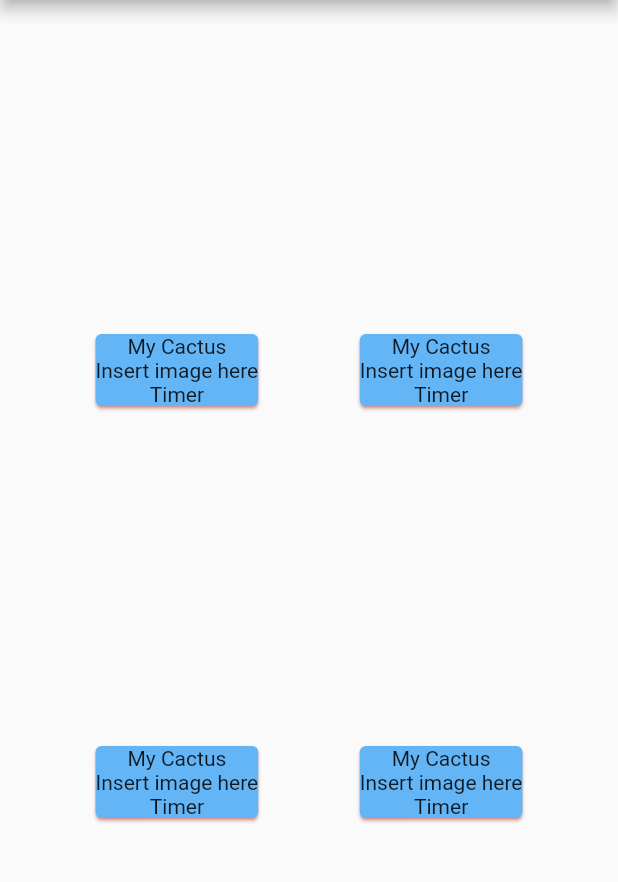
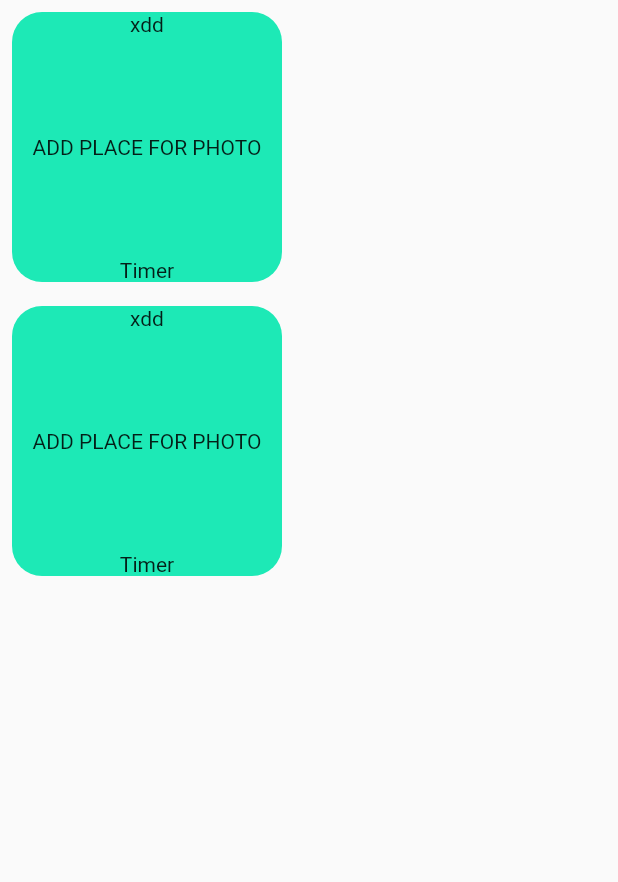
Before and after one commit to Petter1307/plant, a Flutter app: the PlantsPage screen opened by its route, on a phone screen of 412 x 824 dp, the part 84-966 px from its top. Run offline on Flutter 3.47's test engine with Material 2 defaults, Android fonts, the phone set to English and light mode, and no system bars.

Commit message:
Multiple changes with plant container. No better design

```diff
--- a/lib/plant_logic/Plants_page.dart
+++ b/lib/plant_logic/Plants_page.dart
@@ -4,35 +4,26 @@ import 'package:plantonizer/plant_logic/plant_card.dart';
 class PlantsPage extends StatelessWidget {
   const PlantsPage({ Key? key }) : super(key: key);
 
+// TODO Remake this page with drawers and grid design
+
+
   @override
   Widget build(BuildContext context) {
     return SafeArea(
       child: Scaffold(
         appBar: AppBar(
+          elevation: 0,
           title: Text("Plants page"),
           centerTitle: true,
         ),
         body: Column(
-          crossAxisAlignment: CrossAxisAlignment.stretch,
-          mainAxisAlignment: MainAxisAlignment.spaceEvenly,
+          mainAxisSize: MainAxisSize.min,
           children: [
-            Row(
-              mainAxisAlignment: MainAxisAlignment.spaceEvenly,
-              children: [
-                PlantCard(),
-                PlantCard(),
-              ],
-            ),
-          Row(
-              mainAxisAlignment: MainAxisAlignment.spaceEvenly,
-              children: [
-                PlantCard(),
-                PlantCard(),
-              ],
-            ),
+            PlantCard(),
+            PlantCard(),
           ],
         ),
-      ),
-    );
+        ),
+      );
   }
 }
--- a/lib/plant_logic/plant_card.dart
+++ b/lib/plant_logic/plant_card.dart
@@ -1,5 +1,6 @@
 import 'package:flutter/material.dart';
 import 'package:plantonizer/plant_logic/plant_class.dart';
+
 
 
 class PlantCard extends StatefulWidget {
@@ -9,30 +10,123 @@ class PlantCard extends StatefulWidget {
   _PlantCardState createState() => _PlantCardState();
 }
 class _PlantCardState extends State<PlantCard> {
+
+  final int cd = 12; // to be changed later with plant class object
+
   @override
   Widget build(BuildContext context) {
-    return Card(
+    return Padding(
+      padding: const EdgeInsets.all(8.0),
+      child: Container(
+                  height: 180,
+                  width: 180,
+                  decoration: BoxDecoration(
+                    borderRadius: BorderRadius.circular(20),
+                    color: Colors.tealAccent[400],
+                    ),
+                  child: InkWell(
+                    onTap: () {
+                      print("xd");
+                    },
+                    child: Column(
+                      crossAxisAlignment: CrossAxisAlignment.center, // centered everyting.
+                      mainAxisAlignment: MainAxisAlignment.spaceBetween, // spaced equaly on the vertical axys
+                      children: const [
+                        Text("xdd"),
+                        Text("ADD PLACE FOR PHOTO"),
+                        Text("Timer"),
+                      ],
+                    ),
+                  ),
+                  ),
+    );
+  }
+}
+
+// TODO Make tealAccent 400 as main collor. Set as backgroud a lighter version of it.
+// TODO Find a collor for the background of the container.
+// TODO Return to container with a InkWell child and Column child to InkWell.
+/*// Code bellow doesn`t work as intended.
+Hero(
+        tag:cd ,
+        child: Card(
+          clipBehavior: Clip.antiAlias,
+          child: InkWell(
+            onTap: () {
+              print("xd");
+            },
+            child: Column(
+              crossAxisAlignment: CrossAxisAlignment.center,
+              mainAxisAlignment: MainAxisAlignment.spaceBetween,
+              children: [
+                const Flexible(
+                  fit: FlexFit.loose,
+                  child: Padding(
+                    padding: EdgeInsets.only(left: 10, right: 10),
+                    child: Text(
+                        "CACTUS1",
+                      style: TextStyle(
+                        height: 1.5,
+                        fontWeight: FontWeight.bold,
+                      ),
+                      overflow: TextOverflow.fade,
+                      softWrap: false,
+                    ),
+                  ),
+                ),
+                Flexible(
+                  fit: FlexFit.loose,
+                  flex: 3,
+                  child: SizedBox(
+                    child: Image.asset(
+                      'assets/cactus1.jpg',
+                      fit: BoxFit.contain,
+                    ),
+                  ),
+                ),
+                Flexible(child: Text("Timer"),
+                  fit: FlexFit.loose,
+                ),
+              ],
+            ),
+          ),
+        ),
+      );
+
+ */
+/**  // This works in a way or an other
+ * Card(
       color: Colors.blue[300],
-      shadowColor: Colors.red,
+      shadowColor: Colors.green,
         child: InkWell(
           onTap: () {
             print("XD");
           },
           child: Column(
-            crossAxisAlignment: CrossAxisAlignment.center,
+            //crossAxisAlignment: CrossAxisAlignment.center,
             mainAxisAlignment: MainAxisAlignment.center,
             children: [
               Text("My Cactus"),
-              Text("Insert image here"),
+              Container(
+                child: Image.asset('assets/cactus1.jpg'),
+                height: 200,
+                width: 150,
+              ),
+              //Image.asset('assets/cactus1.jpg')
               Text("Timer"),
             ],
           ),
         ),
 
     );
-  }
-}
-/*
+ *
+ *
+ */
+
+
+
+
+/*   // I DONT REMEMBER IF THIS WORKS BUT I BELIEVE THAT THIS DOESNT WORK.
 Card(
           color: Colors.amberAccent,
           clipBehavior: Clip.antiAlias,
--- a/pubspec.yaml
+++ b/pubspec.yaml
@@ -61,6 +61,10 @@ flutter:
   uses-material-design: true
 
   # To add assets to your application, add an assets section, like this:
+  assets:
+    - assets/
+
+
   # assets:
   #   - images/a_dot_burr.jpeg
   #   - images/a_dot_ham.jpeg
```
Also changed, not shown: assets/cactus1.jpg (added), assets/cactus2.jpg (added), lib/assets/Plant container.png (deleted).
